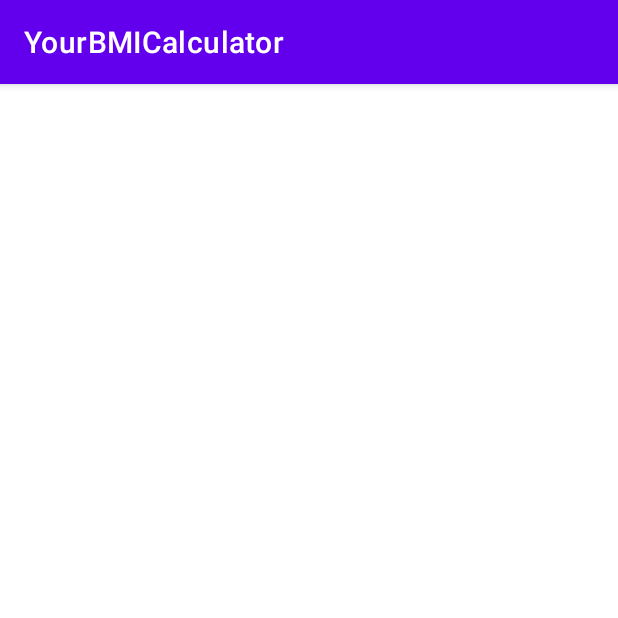
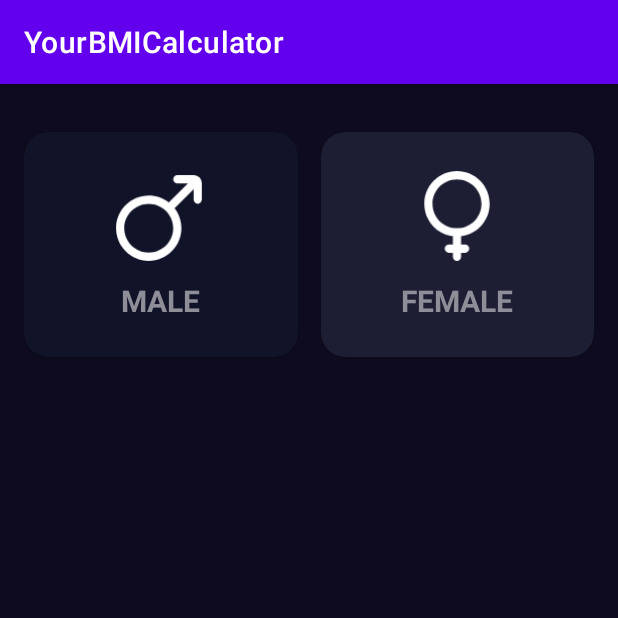
Before and after one commit to Nestor162/YourBMICalculator, an Android app: the screen it shows after launch (CalculatorActivity), on a phone screen of 412 x 824 dp, the top half of it. Run offline under Robolectric (Android 15) with nearby library versions, the light colour scheme and no system bars.

Commit message:
Add gender selector

```diff
--- a/app/src/main/java/com/nestorcicardini/yourbmicalculator/CalculatorActivity.kt
+++ b/app/src/main/java/com/nestorcicardini/yourbmicalculator/CalculatorActivity.kt
@@ -1,11 +1,60 @@
 package com.nestorcicardini.yourbmicalculator
 
+import android.os.Bundle
 import androidx.appcompat.app.AppCompatActivity
-import android.os.Bundle
+import androidx.cardview.widget.CardView
+import androidx.core.content.ContextCompat
 
 class CalculatorActivity : AppCompatActivity() {
+
+    private var isMaleSelected: Boolean = true
+    private var isFemaleSelected: Boolean = false
+    private lateinit var viewMale: CardView
+    private lateinit var viewFemale: CardView
+
     override fun onCreate(savedInstanceState: Bundle?) {
         super.onCreate(savedInstanceState)
         setContentView(R.layout.activity_calculator)
+        initComponents()
+        initListeners()
+        initUI()
+    }
+
+    private fun initComponents() {
+        viewMale = findViewById(R.id.viewMale)
+        viewFemale = findViewById(R.id.viewFemale)
+    }
+
+    private fun initListeners() {
+        viewMale.setOnClickListener {
+            setGenderColor()
+            changeGender()
+        }
+        viewFemale.setOnClickListener {
+            setGenderColor()
+            changeGender()
+        }
+    }
+
+    private fun changeGender() {
+        isMaleSelected = !isMaleSelected
+        isFemaleSelected = !isFemaleSelected
+    }
+
+    private fun setGenderColor() {
+        viewMale.setCardBackgroundColor(getCardBgColor(isMaleSelected))
+        viewFemale.setCardBackgroundColor(getCardBgColor(isFemaleSelected))
+    }
+
+    private fun getCardBgColor(isComponentSelected: Boolean): Int {
+        val bgColorRef =
+            if (isComponentSelected) R.color.background_component_selected
+            else R.color.background_component
+
+        return ContextCompat.getColor(this, bgColorRef)
+    }
+
+    private fun initUI() {
+        setGenderColor()
     }
 }
--- /dev/null
+++ b/app/src/main/res/drawable/ic_female.xml
@@ -0,0 +1,10 @@
+<vector xmlns:android="http://schemas.android.com/apk/res/android"
+    android:width="50dp"
+    android:height="50dp"
+    android:viewportWidth="24"
+    android:viewportHeight="24">
+  <path
+      android:pathData="M20,9C20,13.08 16.945,16.447 12.998,16.938C12.999,16.959 13,16.979 13,17V19H14C14.552,19 15,19.448 15,20C15,20.552 14.552,21 14,21H13V22C13,22.552 12.552,23 12,23C11.448,23 11,22.552 11,22V21H10C9.448,21 9,20.552 9,20C9,19.448 9.448,19 10,19H11V17C11,16.979 11.001,16.959 11.002,16.938C7.055,16.447 4,13.08 4,9C4,4.582 7.582,1 12,1C16.418,1 20,4.582 20,9ZM6.004,9C6.004,12.312 8.688,14.996 12,14.996C15.312,14.996 17.996,12.312 17.996,9C17.996,5.688 15.312,3.004 12,3.004C8.688,3.004 6.004,5.688 6.004,9Z"
+      android:fillColor="#0F0F0F"
+      android:fillType="evenOdd"/>
+</vector>
--- /dev/null
+++ b/app/src/main/res/drawable/ic_male.xml
@@ -0,0 +1,10 @@
+<vector xmlns:android="http://schemas.android.com/apk/res/android"
+    android:width="50dp"
+    android:height="50dp"
+    android:viewportWidth="24"
+    android:viewportHeight="24">
+  <path
+      android:pathData="M15,3C15,2.448 15.448,2 16,2H20C21.105,2 22,2.895 22,4V8C22,8.552 21.552,9 21,9C20.448,9 20,8.552 20,8V5.413L15.467,9.946C15.417,9.996 15.363,10.039 15.306,10.077C16.367,11.434 17,13.143 17,15C17,19.418 13.418,23 9,23C4.582,23 1,19.418 1,15C1,10.582 4.582,7 9,7C10.856,7 12.564,7.632 13.921,8.692C13.959,8.635 14.002,8.581 14.052,8.531L18.584,4H16C15.448,4 15,3.552 15,3ZM9,20.996C5.688,20.996 3.004,18.312 3.004,15C3.004,11.688 5.688,9.004 9,9.004C12.312,9.004 14.996,11.688 14.996,15C14.996,18.312 12.312,20.996 9,20.996Z"
+      android:fillColor="#0F0F0F"
+      android:fillType="evenOdd"/>
+</vector>
--- a/app/src/main/res/layout/activity_calculator.xml
+++ b/app/src/main/res/layout/activity_calculator.xml
@@ -4,6 +4,82 @@
     xmlns:tools="http://schemas.android.com/tools"
     android:layout_width="match_parent"
     android:layout_height="match_parent"
+    android:background="@color/background_app"
+    android:paddingHorizontal="16dp"
+    android:paddingVertical="32dp"
     tools:context=".CalculatorActivity">
 
+    <androidx.cardview.widget.CardView
+        android:id="@+id/viewMale"
+        android:layout_width="0dp"
+        android:layout_height="150dp"
+        android:layout_marginEnd="15dp"
+        app:cardBackgroundColor="@color/background_component_selected"
+        app:cardCornerRadius="16dp"
+        app:layout_constraintEnd_toStartOf="@+id/viewFemale"
+        app:layout_constraintStart_toStartOf="parent"
+        app:layout_constraintTop_toTopOf="parent">
+
+        <androidx.appcompat.widget.LinearLayoutCompat
+            android:layout_width="match_parent"
+            android:layout_height="match_parent"
+            android:gravity="center"
+            android:orientation="vertical">
+
+            <androidx.appcompat.widget.AppCompatImageView
+                android:layout_width="65dp"
+                android:layout_height="65dp"
+                android:layout_marginBottom="10dp"
+                android:src="@drawable/ic_male"
+                app:tint="@color/white" />
+
+            <androidx.appcompat.widget.AppCompatTextView
+                android:layout_width="wrap_content"
+                android:layout_height="wrap_content"
+                android:text="@string/male"
+                android:textAllCaps="true"
+                android:textColor="@color/title_text"
+                android:textSize="20sp"
+                android:textStyle="bold" />
+        </androidx.appcompat.widget.LinearLayoutCompat>
+    </androidx.cardview.widget.CardView>
+
+
+    <androidx.cardview.widget.CardView
+        android:id="@+id/viewFemale"
+        android:layout_width="0dp"
+        android:layout_height="150dp"
+        app:cardBackgroundColor="@color/background_component"
+        app:cardCornerRadius="16dp"
+        app:layout_constraintEnd_toEndOf="parent"
+        app:layout_constraintStart_toEndOf="@+id/viewMale"
+        app:layout_constraintTop_toTopOf="parent">
+
+
+        <androidx.appcompat.widget.LinearLayoutCompat
+            android:layout_width="match_parent"
+            android:layout_height="match_parent"
+            android:gravity="center"
+            android:orientation="vertical">
+
+            <androidx.appcompat.widget.AppCompatImageView
+                android:layout_width="65dp"
+                android:layout_height="65dp"
+                android:layout_marginBottom="10dp"
+                android:src="@drawable/ic_female"
+                app:tint="@color/white" />
+
+            <androidx.appcompat.widget.AppCompatTextView
+                android:layout_width="wrap_content"
+                android:layout_height="wrap_content"
+                android:text="@string/female"
+                android:textAllCaps="true"
+                android:textColor="@color/title_text"
+                android:textSize="20sp"
+                android:textStyle="bold" />
+
+
+        </androidx.appcompat.widget.LinearLayoutCompat>
+    </androidx.cardview.widget.CardView>
+
 </androidx.constraintlayout.widget.ConstraintLayout>
--- a/app/src/main/res/values/strings.xml
+++ b/app/src/main/res/values/strings.xml
@@ -1,3 +1,5 @@
 <resources>
     <string name="app_name">YourBMICalculator</string>
+    <string name="female">Female</string>
+    <string name="male">Male</string>
 </resources>
```
Also changed, not shown: 2 other files.
